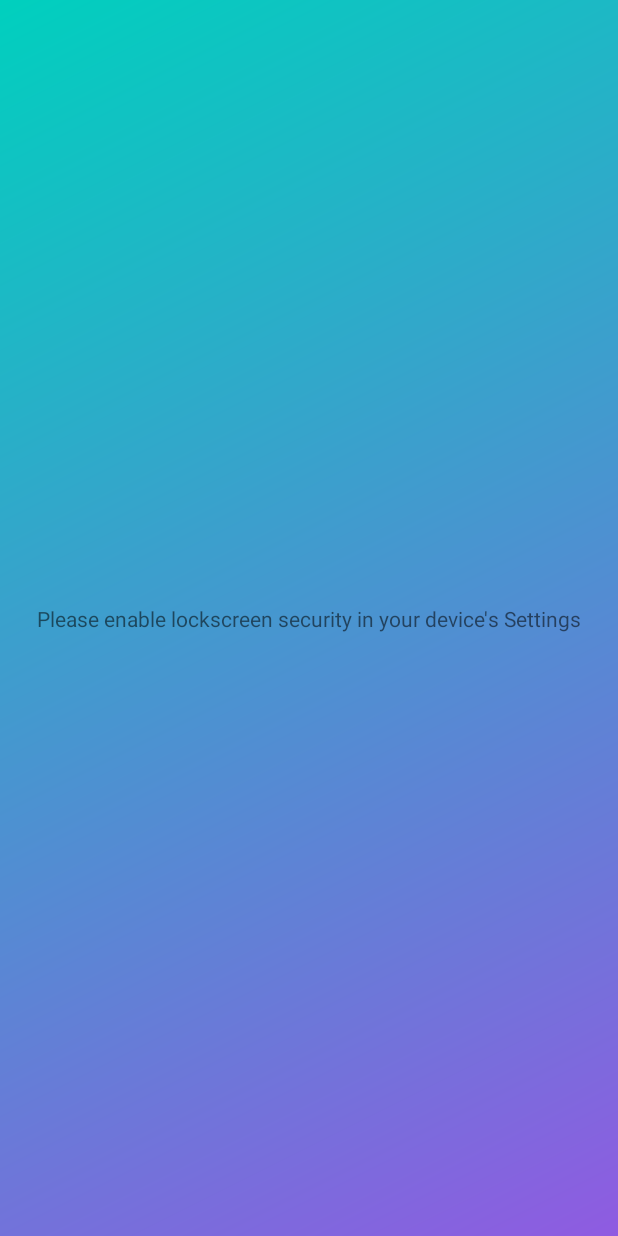
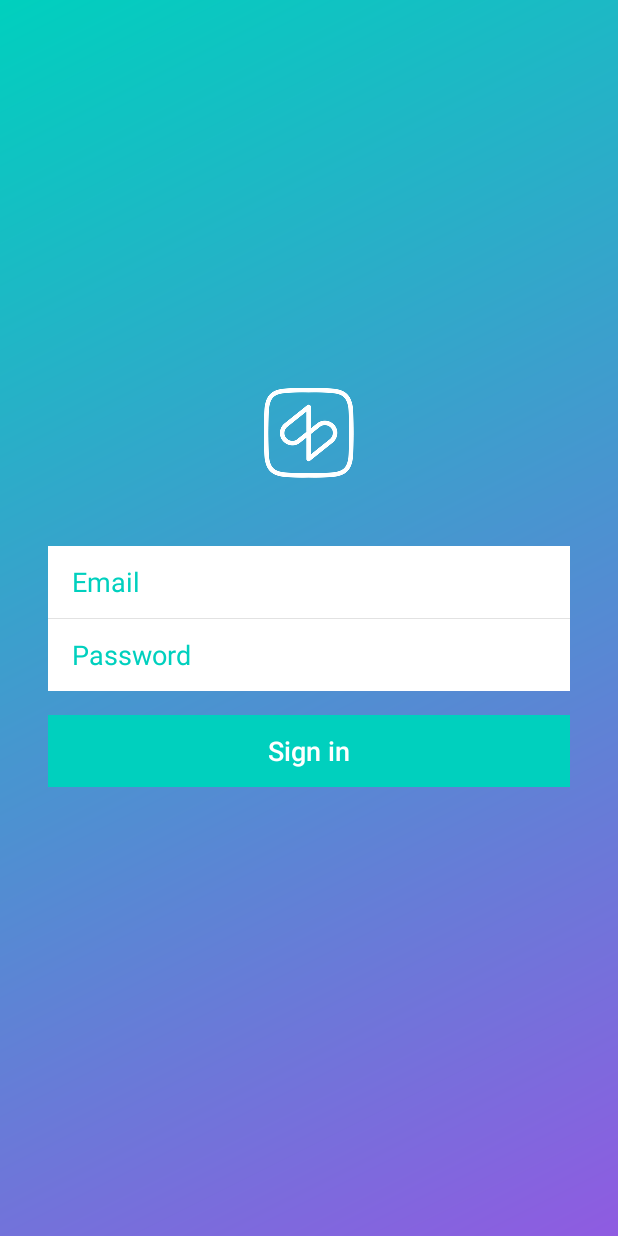
Before and after one commit to thalespessoa/biometric, an Android app: the screen it shows after launch (MainActivity), on a phone screen of 412 x 824 dp. Run offline under Robolectric (Android 15) with nearby library versions, the phone set to English and light mode, and no system bars.

Commit message:
Design the main activity

```diff
--- a/app/src/main/java/de/example/biometric/MainActivity.kt
+++ b/app/src/main/java/de/example/biometric/MainActivity.kt
@@ -34,7 +34,6 @@ class MainActivity : AppCompatActivity() {
 
     lateinit var keyguardManager: KeyguardManager
     lateinit var fingerprintManager: FingerprintManager
-    lateinit var textView: TextView
     lateinit var keyStore: KeyStore
     lateinit var keyGenerator: KeyGenerator
     lateinit var cipher: Cipher
@@ -46,8 +45,7 @@ class MainActivity : AppCompatActivity() {
 
         backgroundImageView.setImageDrawable(BackgroundDrawable())
 
-        textView = findViewById(R.id.text_view)
-
+/*
         if (Build.VERSION.SDK_INT >= Build.VERSION_CODES.M) {
             keyguardManager = getSystemService(KEYGUARD_SERVICE) as KeyguardManager
             fingerprintManager = getSystemService(FINGERPRINT_SERVICE) as FingerprintManager
@@ -78,7 +76,7 @@ class MainActivity : AppCompatActivity() {
         if (initCipher()) {
             cryptoObject = FingerprintManager.CryptoObject(cipher)
             auth()
-        }
+        }*/
     }
 
     private fun auth() {
--- a/app/src/main/res/layout/activity_main.xml
+++ b/app/src/main/res/layout/activity_main.xml
@@ -1,24 +1,83 @@
 <?xml version="1.0" encoding="utf-8"?>
-<android.support.constraint.ConstraintLayout xmlns:android="http://schemas.android.com/apk/res/android"
-    xmlns:app="http://schemas.android.com/apk/res-auto"
+<RelativeLayout xmlns:app="http://schemas.android.com/apk/res-auto"
     xmlns:tools="http://schemas.android.com/tools"
+    xmlns:android="http://schemas.android.com/apk/res/android"
     android:layout_width="match_parent"
     android:layout_height="match_parent"
     tools:context=".MainActivity">
 
         <ImageView
             android:id="@+id/background_image_view"
+            android:background="@color/background"
             android:layout_width="match_parent"
             android:layout_height="match_parent" />
 
-    <TextView
-        android:id="@+id/text_view"
-        android:layout_width="wrap_content"
+
+    <LinearLayout
+        android:layout_width="match_parent"
         android:layout_height="wrap_content"
-        android:text="Hello World!!"
-        app:layout_constraintBottom_toBottomOf="parent"
-        app:layout_constraintLeft_toLeftOf="parent"
-        app:layout_constraintRight_toRightOf="parent"
-        app:layout_constraintTop_toTopOf="parent" />
+        android:layout_centerInParent="true"
+        android:layout_marginLeft="32dp"
+        android:layout_marginRight="32dp"
+        android:gravity="center"
+        android:orientation="vertical"
+        android:paddingBottom="40dp">
 
-</android.support.constraint.ConstraintLayout>
+        <ImageView
+            android:id="@+id/image_view_icon"
+            android:layout_width="match_parent"
+            android:layout_height="wrap_content"
+            android:paddingBottom="45dp"
+            android:src="@drawable/logo"/>
+
+        <EditText
+            android:id="@+id/edit_text_email"
+            android:layout_width="match_parent"
+            android:layout_height="48dp"
+            android:background="@color/color_primary_background"
+            android:ems="10"
+            android:hint="@string/email_hint"
+            android:inputType="textEmailAddress"
+            android:paddingLeft="@dimen/row_item_margin"
+            android:paddingRight="@dimen/row_item_margin"
+            android:textColorHint="@color/turquoise"/>
+
+        <include layout="@layout/divider"/>
+
+        <EditText
+            android:id="@+id/editTextPassword"
+            android:layout_width="match_parent"
+            android:layout_height="48dp"
+            android:background="@color/color_primary_background"
+            android:ems="10"
+            android:hint="@string/password_hint"
+            android:inputType="textPassword"
+            android:paddingLeft="@dimen/row_item_margin"
+            android:paddingRight="@dimen/row_item_margin"
+            android:textColorHint="@color/turquoise"/>
+
+        <FrameLayout
+            android:layout_width="match_parent"
+            android:layout_height="48dp"
+            android:layout_marginTop="@dimen/login_field_space"
+            android:background="@color/turquoise">
+
+            <Button
+                android:id="@+id/buttonLogin"
+                style="@style/accentSelectableItemBackgroundInverse"
+                android:layout_width="match_parent"
+                android:layout_height="match_parent"
+                android:gravity="center"
+                android:text="@string/login"
+                android:textAllCaps="false"
+                android:textColor="@color/color_primary_background"
+                android:textSize="18sp"/>
+
+
+        </FrameLayout>
+
+
+    </LinearLayout>
+
+
+</RelativeLayout>
--- /dev/null
+++ b/app/src/main/res/layout/divider.xml
@@ -0,0 +1,7 @@
+<?xml version="1.0" encoding="utf-8"?>
+<!--Uses pixel because dp is too thick for a divider-->
+<View
+    xmlns:android="http://schemas.android.com/apk/res/android"
+    android:layout_width="match_parent"
+    android:layout_height="0.5dp"
+    android:background="@color/light_grey"/>
--- a/app/src/main/res/values/colors.xml
+++ b/app/src/main/res/values/colors.xml
@@ -3,4 +3,9 @@
     <color name="colorPrimary">#3F51B5</color>
     <color name="colorPrimaryDark">#303F9F</color>
     <color name="colorAccent">#FF4081</color>
+    <color name="background">#ff8f5be1</color>
+    <color name="turquoise">#00d0be</color>
+    <color name="color_primary_background">#ffffff</color>
+    <color name="silver">#c5cad1</color>
+    <color name="light_grey">#e2e2e2</color>
 </resources>
--- /dev/null
+++ b/app/src/main/res/values/dimens.xml
@@ -0,0 +1,5 @@
+<?xml version="1.0" encoding="utf-8"?>
+<resources>
+    <dimen name="row_item_margin">16dp</dimen>
+    <dimen name="login_field_space">16dp</dimen>
+</resources>
--- a/app/src/main/res/values/strings.xml
+++ b/app/src/main/res/values/strings.xml
@@ -3,4 +3,8 @@
 
     <!-- TODO: Remove or change this placeholder text -->
     <string name="hello_blank_fragment">Hello blank fragment</string>
+    <string name="password_hint">Password</string>
+    <string name="login">Sign in</string>
+    <string name="or">OR</string>
+    <string name="email_hint">Email</string>
 </resources>
--- a/app/src/main/res/values/styles.xml
+++ b/app/src/main/res/values/styles.xml
@@ -8,4 +8,15 @@
         <item name="colorAccent">@color/colorAccent</item>
     </style>
 
+    <style name="accentSelectableItemBackgroundInverse">
+        <item name="android:theme">@style/accentSelectableItemBackgroundThemeInverse</item>
+        <item name="android:background">?attr/selectableItemBackground</item>
+    </style>
+
+    <style name="accentSelectableItemBackgroundThemeInverse">
+        <item name="colorControlHighlight">@color/color_primary_background</item>
+        <item name="colorButtonNormal">@color/turquoise</item>
+    </style>
+
+
 </resources>
```
